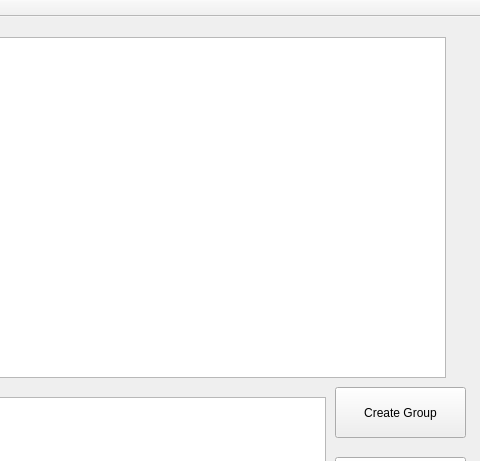
Above: StudyGroupFormer/AppWindow.ui from vu035/StudyGroupApp before the change; both pictures show x 355 to 835 and y 0 to 461 of the 835 by 586 pixel window. Below: the same form after it.
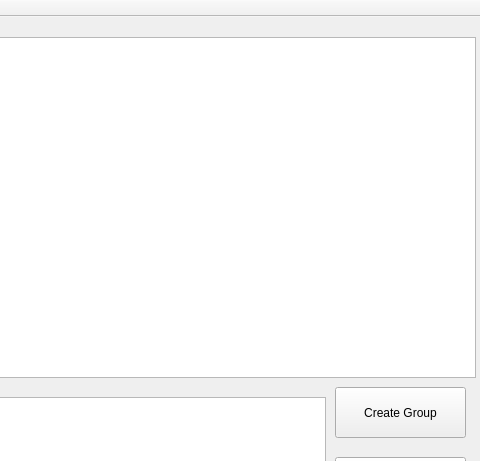
That is the form after the change.

Commit message: syncing dev branch

```diff
--- a/StudyGroupFormer/AppWindow.ui
+++ b/StudyGroupFormer/AppWindow.ui
@@ -146,7 +146,7 @@
      <rect>
       <x>270</x>
       <y>20</y>
-      <width>531</width>
+      <width>561</width>
       <height>341</height>
      </rect>
     </property>
```
Left out of the diff: 2 changed lines with no effect on the pictures. The commit also changes 1 other file.
